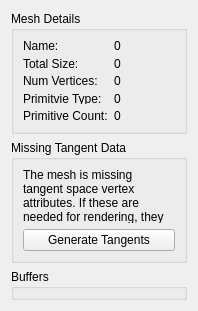
Before: the Qt Designer form tools/gltfEditor/meshwidget.ui in KDAB/kuesa, drawn with Qt 5.
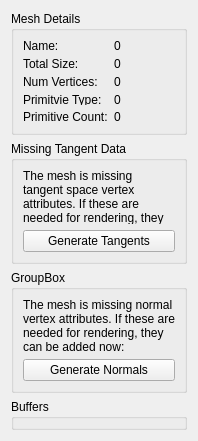
After: the same form once the commit is applied.

Commit message:
Allow to precompute and export normals
- Updated gltfEditor to allow generating normals on mesh which are missing them
- Added tests for that new feature

Task-Id: KUE-747

The edit to the form file:
```diff
--- a/tools/gltfEditor/meshwidget.ui
+++ b/tools/gltfEditor/meshwidget.ui
@@ -7,7 +7,7 @@
     <x>0</x>
     <y>0</y>
     <width>198</width>
-    <height>311</height>
+    <height>441</height>
    </rect>
   </property>
   <property name="windowTitle">
@@ -128,6 +128,32 @@
      </layout>
     </widget>
    </item>
+   <item>
+    <widget class="QGroupBox" name="normalsGroupBox">
+     <property name="title">
+      <string>GroupBox</string>
+     </property>
+     <layout class="QVBoxLayout" name="verticalLayout_3">
+      <item>
+       <widget class="QLabel" name="label_2">
+        <property name="text">
+         <string>The mesh is missing normal vertex attributes. If these are needed for rendering, they can be added now:</string>
+        </property>
+        <property name="wordWrap">
+         <bool>true</bool>
+        </property>
+       </widget>
+      </item>
+      <item>
+       <widget class="QPushButton" name="generateNormalsButton">
+        <property name="text">
+         <string>Generate Normals</string>
+        </property>
+       </widget>
+      </item>
+     </layout>
+    </widget>
+   </item>
    <item>
     <widget class="QGroupBox" name="bufferGroupBox">
      <property name="title">
```
The commit also changes 14 other files.
